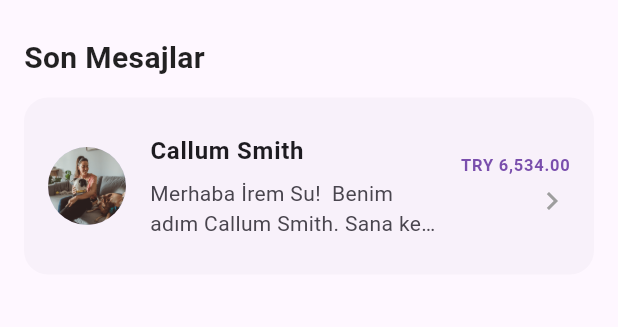
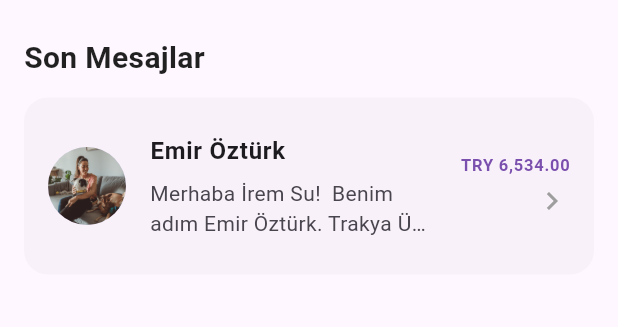
Before and after one commit to iremsuerdemir/Zoozy, a Flutter app: the TaleplerEkrani widget shown alone on an empty page, opened directly, on a phone screen of 412 x 824 dp. Shown: the top 327 px of the screen. Run offline on Flutter 3.47's test engine with Material 3 defaults, Android fonts, the phone set to English and light mode, and no system bars; our stand-ins replace file_picker, firebase_auth, firebase_core, font_awesome_flutter, google_sign_in, image_picker and 3 more; missing offline and left inert: flutter_facebook_auth, flutter_google_places_hoc081098; accounts and stored records are empty.

Commit message:
Sohbet ekranında örnek mesaj ve telefon numarası değiştirildi.

```diff
--- a/lib/screens/indexbox_message.dart
+++ b/lib/screens/indexbox_message.dart
@@ -5,10 +5,6 @@ import 'package:zoozy/components/_inbox_actions_bar.dart';
 import 'package:zoozy/screens/agreement_screen.dart';
 import 'package:zoozy/screens/chat_conversation_screen.dart';
 import 'package:shared_preferences/shared_preferences.dart';
-
-// Mevcut kodunuzdaki Talepler, İşler ve Bildirimler Ekranları değişmiyor.
-// Ancak, IlanYayiniEkrani artık modal bottom sheet olarak kullanılacağı için
-// yapısını değiştiriyoruz.
 
 class IndexboxMessageScreen extends StatefulWidget {
   const IndexboxMessageScreen({super.key});
@@ -177,18 +173,18 @@ class TaleplerEkrani extends StatefulWidget {
 class _TaleplerEkraniState extends State<TaleplerEkrani> {
   static final List<_ChatPreview> _sampleChats = [
     _ChatPreview(
-      contactName: 'Callum Smith',
-      contactUsername: 'Callum_D_Smith',
+      contactName: 'Emir Öztürk',
+      contactUsername: 'Emir_Ozturk',
       avatar: 'assets/images/caregiver1.png',
-      phoneNumber: '+905301234567',
+      phoneNumber: '+905306403286',
       quoteAmount: 'TRY 6,534.00',
       statusMessage: 'Talebinizi iptal ettiniz',
       lastMessagePreview:
-          'Merhaba İrem Su! Ben Callum, İstanbul Üniversitesinde okuyan Güney Afrikalı bir öğrenciyim...',
+          'Merhaba İrem Su! Ben Emir, Trakya Üniversitesi Bilgisayar Mühendisliği bölümünde Doçent Dr. olarak görev yapıyorum...',
       messages: [
         ChatMessage(
           text:
-              'Merhaba İrem Su!\n\nBenim adım Callum Smith. Sana kendimi tanıtmak istedim. İstanbul Üniversitesinde okuyan Güney Afrikalı bir öğrenciyim ve hayvanlara büyük bir sevgi duyuyorum. Çocukluğum 5 kedi, köpekler, çinçillalar, hamsterlar, leopar gekolar ve hatta mirketlerle geçti!\n\nOldukça sakin ve sabırlı biriyim; hayvanlar da bu enerjiyi hemen hisseder. Sen şehir dışındayken patili dostlarına ben bakmaktan mutluluk duyarım.\n\nDönüşünü sabırsızlıkla bekliyorum!',
+              'Merhaba İrem Su!\n\nBenim adım Emir Öztürk. Trakya Üniversitesi Bilgisayar Mühendisliği bölümünde Doçent Dr. olarak görev yapıyorum ve yoğun akademik tempoma rağmen hayvan sevgimi her zaman hayatımın merkezinde tutuyorum. Evimde kedi ve köpeklerle büyüdüm; yıllar içinde birçok can dostunun bakımını üstlenerek onların ihtiyaçlarını yakından öğrendim.\n\nPlanlı, sakin ve güven veren bir yapım var; bu yüzden hayvanlar bana kısa sürede alışıyor. Şehir dışındayken patili dostlarını emanet etmek istersen onları titizlikle ve sevgiyle misafir etmekten mutluluk duyarım.\n\nDönüşünü sabırsızlıkla bekliyorum!',
           timestamp: DateTime(2024, 11, 18, 14, 1),
         ),
       ],
```
Also changed, not shown: 4 other files.
